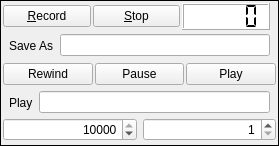
This is dvr/QDVRWidget.ui in davidgrier/QVideo as Qt 5 draws it before an edit. The edited form follows.
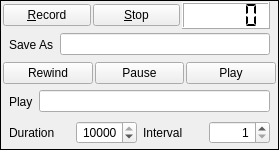
This is the edited form. Icons and pictures are not drawn.

```diff
--- a/dvr/QDVRWidget.ui
+++ b/dvr/QDVRWidget.ui
@@ -7,7 +7,7 @@
     <x>0</x>
     <y>0</y>
     <width>279</width>
-    <height>146</height>
+    <height>150</height>
    </rect>
   </property>
   <property name="minimumSize">
@@ -30,26 +30,23 @@
   <property name="frameShape">
    <enum>QFrame::Box</enum>
   </property>
-  <layout class="QGridLayout" name="gridLayout">
+  <layout class="QVBoxLayout" name="verticalLayout">
+   <property name="spacing">
+    <number>2</number>
+   </property>
    <property name="leftMargin">
     <number>2</number>
    </property>
    <property name="topMargin">
-    <number>2</number>
+    <number>1</number>
    </property>
    <property name="rightMargin">
     <number>2</number>
    </property>
    <property name="bottomMargin">
-    <number>4</number>
+    <number>1</number>
    </property>
-   <property name="horizontalSpacing">
-    <number>-1</number>
-   </property>
-   <property name="verticalSpacing">
-    <number>2</number>
-   </property>
-   <item row="0" column="0" colspan="2">
+   <item>
     <widget class="QWidget" name="widgetRecord" native="true">
      <layout class="QHBoxLayout" name="horizontalLayout_2">
       <property name="spacing">
@@ -120,7 +117,7 @@
      </layout>
     </widget>
    </item>
-   <item row="1" column="0" colspan="2">
+   <item>
     <widget class="QWidget" name="widgetSaveFile" native="true">
      <layout class="QHBoxLayout" name="horizontalLayout_3">
       <property name="spacing">
@@ -161,7 +158,7 @@
      </layout>
     </widget>
    </item>
-   <item row="2" column="0" colspan="2">
+   <item>
     <widget class="QWidget" name="widgetPlay" native="true">
      <layout class="QHBoxLayout" name="horizontalLayout_4">
       <property name="spacing">
@@ -224,7 +221,7 @@
      </layout>
     </widget>
    </item>
-   <item row="3" column="0" colspan="2">
+   <item>
     <widget class="QWidget" name="widgetPlayFile" native="true">
      <layout class="QHBoxLayout" name="horizontalLayout_5">
       <property name="spacing">
@@ -265,7 +262,35 @@
      </layout>
     </widget>
    </item>
-   <item row="4" column="0">
+   <item>
+    <widget class="QWidget" name="widgetFrames" native="true">
+     <layout class="QHBoxLayout" name="horizontalLayout">
+      <property name="spacing">
+       <number>6</number>
+      </property>
+      <property name="leftMargin">
+       <number>6</number>
+      </property>
+      <property name="topMargin">
+       <number>4</number>
+      </property>
+      <property name="rightMargin">
+       <number>6</number>
+      </property>
+      <property name="bottomMargin">
+       <number>4</number>
+      </property>
+      <item>
+       <widget class="QLabel" name="labelNFrames">
+        <property name="text">
+         <string>Duration</string>
+        </property>
+        <property name="buddy">
+         <cstring>nframes</cstring>
+        </property>
+       </widget>
+      </item>
+      <item>
     <widget class="QSpinBox" name="nframes">
      <property name="toolTip">
       <string>number of frames to record</string>
@@ -287,7 +312,17 @@
      </property>
     </widget>
    </item>
-   <item row="4" column="1">
+      <item>
+       <widget class="QLabel" name="labelInterval">
+        <property name="text">
+         <string>Interval</string>
+        </property>
+        <property name="buddy">
+         <cstring>nskip</cstring>
+        </property>
+       </widget>
+      </item>
+      <item>
     <widget class="QSpinBox" name="nskip">
      <property name="toolTip">
       <string>number of frames to skip</string>
@@ -298,6 +333,9 @@
      <property name="minimum">
       <number>1</number>
      </property>
+       </widget>
+      </item>
+     </layout>
     </widget>
    </item>
   </layout>
```
Lines whose indentation alone changed are shown as unchanged.
